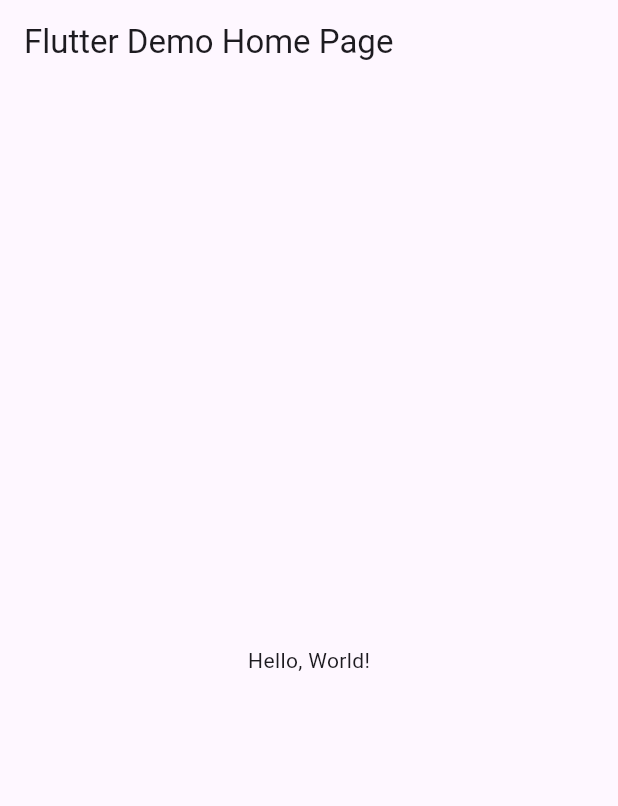
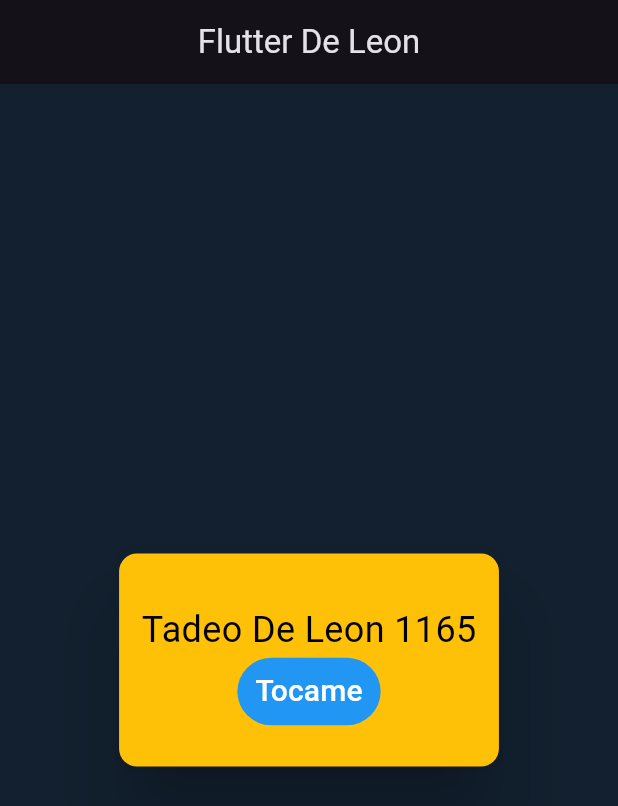
Before and after one commit to Asyhbd2/CursoFlutter1165, a Flutter app: the screen it shows after launch, on a phone screen of 412 x 824 dp. Shown: the top 806 px of the screen. Run offline on Flutter 3.47's test engine with Material 3 defaults, Android fonts, the phone set to English and light mode, and no system bars.

Commit message:
ahora si

```diff
--- a/lib/main.dart
+++ b/lib/main.dart
@@ -1,42 +1,25 @@
 import 'package:flutter/material.dart';
+import 'package:deleoncurso/mi_widgets/mi_tarjeta.dart';
 
-void main() => runApp(MyApp());
+const Color darkBlue = Color(0xFF12202F);
 
-class MyApp extends StatelessWidget {
-  const MyApp({super.key});
-  // This widget is the root of your application.
+void main() => runApp(const MiTarjeta());
+
+class MiTarjeta extends StatelessWidget {
+  const MiTarjeta({Key? key}) : super(key: key);
+
   @override
   Widget build(BuildContext context) {
     return MaterialApp(
-      // Application name
-      title: 'Flutter Hello World',
-      // Application theme data, you can set the colors for the application as
-      // you want
-      theme: ThemeData(
-        // useMaterial3: false,
-        primarySwatch: Colors.blue,
-      ),
-      // A widget which will be started on application startup
-      home: MyHomePage(title: 'Flutter Demo Home Page'),
-    );
-  }
-}
-
-class MyHomePage extends StatelessWidget {
-  final String title;
-  const MyHomePage({super.key, required this.title});
-
-  @override
-  Widget build(BuildContext context) {
-    return Scaffold(
-      appBar: AppBar(
-        // The title text which will be shown on the action bar
-        title: Text(title),
-      ),
-      body: Center(
-        child: Text(
-          'Hello, World!',
+      theme: ThemeData.dark().copyWith(scaffoldBackgroundColor: darkBlue),
+      debugShowCheckedModeBanner: false,
+      title: "Flutter Widget Tarjeta Card",
+      home: Scaffold(
+        appBar: AppBar(
+          title: const Text("Flutter De Leon"),
+          centerTitle: true,
         ),
+        body: const LaTarjeta(),
       ),
     );
   }
--- /dev/null
+++ b/lib/mi_widgets/mi_tarjeta.dart
@@ -0,0 +1,41 @@
+import 'package:flutter/material.dart';
+
+class LaTarjeta extends StatelessWidget {
+  const LaTarjeta({Key? key}) : super(key: key);
+
+  @override
+  Widget build(BuildContext context) {
+    return Center(
+      child: SizedBox(
+        height: 150,
+        child: Card(
+          elevation: 20,
+          color: Colors.amber,
+          child: Padding(
+            padding: EdgeInsets.all(15.0),
+            child: Column(
+              mainAxisAlignment: MainAxisAlignment.center,
+              children: <Widget>[
+                SizedBox(height: 8),
+                const Text(
+                  "Tadeo De Leon 1165",
+                  style: TextStyle(color: Colors.black, fontSize: 24),
+                ),
+                TextButton(
+                  onPressed: () {},
+                  child: const Text(
+                    "Tocame",
+                    style: TextStyle(color: Colors.white, fontSize: 20),
+                  ),
+                  style: TextButton.styleFrom(
+                    backgroundColor: Colors.blue,
+                  ),
+                ),
+              ],
+            ),
+          ),
+        ),
+      ),
+    );
+  }
+}
```
Also changed, not shown: z_recursos/card.png (added), 1 other file.
